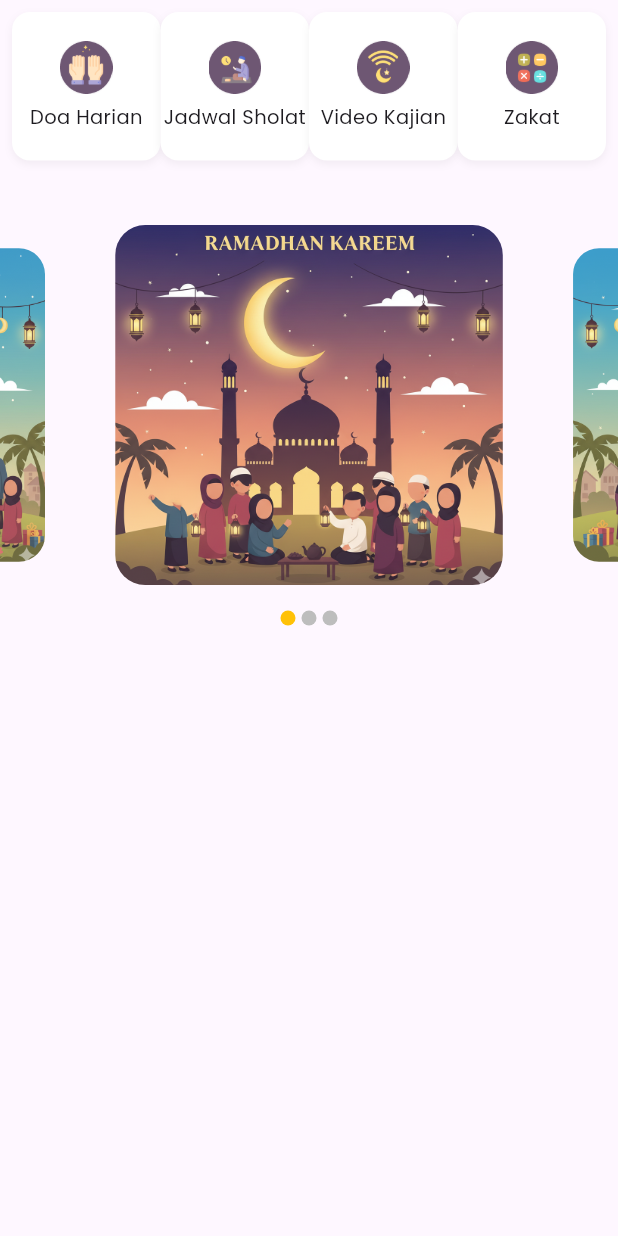
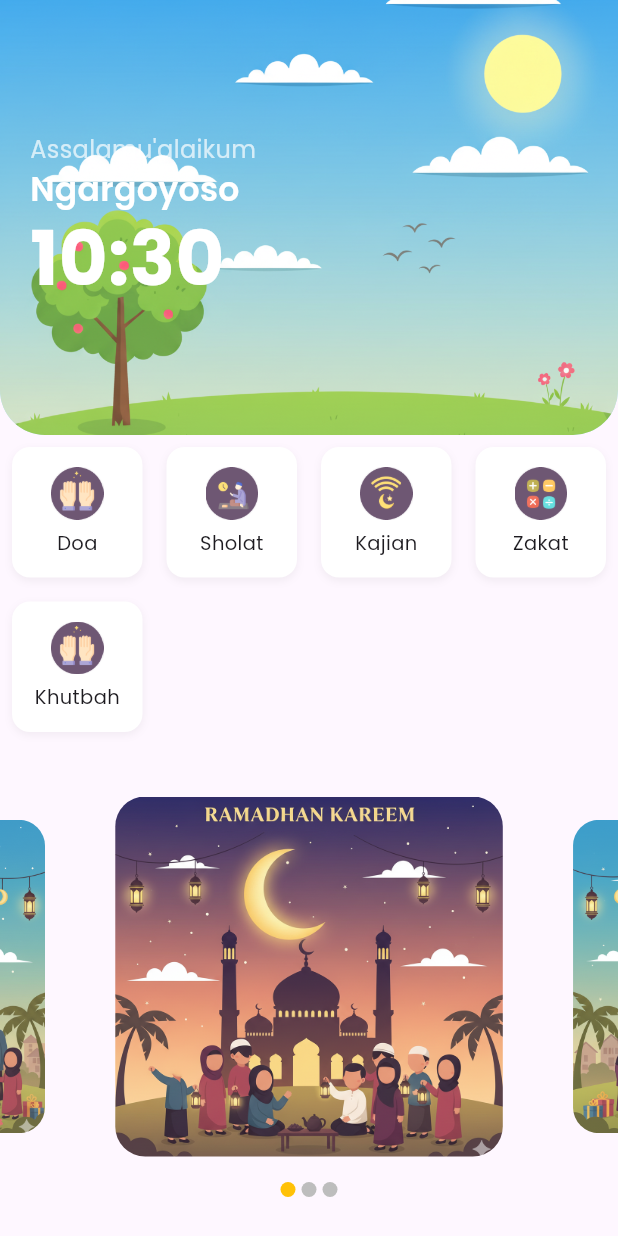
Before and after one commit to risnanto73/Super-App-Taqwa, a Flutter app: the screen it shows after launch, on a phone screen of 412 x 824 dp. Run offline on Flutter 3.47's test engine with Material 3 defaults, Android fonts, the light colour scheme and no system bars; drawn by our look-alikes of carousel_slider; our stand-ins replace fl_chart, flutter_multi_formatter, geocoding, geolocator, permission_handler, shared_preferences; missing offline and left inert: string_similarity.

Commit message:
membuat dashboard islami

```diff
--- a/lib/pages/home_page.dart
+++ b/lib/pages/home_page.dart
@@ -1,4 +1,5 @@
 import 'dart:async'; // timer countdown
+import 'package:flutter/foundation.dart';
 import 'package:flutter/material.dart';
 import 'package:carousel_slider/carousel_slider.dart'; // carousel slider
 import 'package:http/http.dart' as http; // ambil data API JSON
@@ -21,6 +22,8 @@ class _HomePageState extends State<HomePage> {
   final CarouselController _controller = CarouselController();
   int _currentIndex = 0;
 
+  final icDoa = 'assets/images/ic_menu_doa.png';
+
   final posterList = const <String>[
     'assets/images/ramadhan-kareem.png',
     'assets/images/idl-fitr.png',
@@ -30,13 +33,20 @@ class _HomePageState extends State<HomePage> {
   @override
   Widget build(BuildContext context) {
     return Scaffold(
-      body: SingleChildScrollView(
+      body: SafeArea(
+        child: SingleChildScrollView(
           child: Column(
             children: <Widget>[
+              // =============================
+              // [MENU WAKTU SHOLAT BY LOKASI]
+              // =============================
+              _buildHeroSection(),
+
               // =============================
               // [MENU SECTION]
               // =============================
               _buildMenuGridSection(),
+
               // =============================
               // [CAROUSEL SECTION]
               // =============================
@@ -44,6 +54,67 @@ class _HomePageState extends State<HomePage> {
             ],
           ),
         ),
+      ),
+    );
+  }
+
+  // =============================
+  // [MENU HERO WIDGET]
+  // =============================
+  Widget _buildHeroSection() {
+    return Stack(
+      clipBehavior: Clip.none,
+      children: [
+        Container(
+          width: double.infinity,
+          height: 290,
+          decoration: BoxDecoration(
+            color: Color(0xFFB3E5FC),
+            borderRadius: BorderRadius.only(
+              bottomRight: Radius.circular(30),
+              bottomLeft: Radius.circular(30),
+            ),
+            image: DecorationImage(
+              image: AssetImage('assets/images/bg_afternoon.png'),
+              fit: BoxFit.cover,
+            ),
+          ),
+          child: Padding(
+            padding: const EdgeInsets.symmetric(horizontal: 20, vertical: 20),
+            child: Column(
+              crossAxisAlignment: CrossAxisAlignment.start,
+              mainAxisAlignment: MainAxisAlignment.center,
+              children: <Widget>[
+                Text(
+                  'Assalamu\'alaikum',
+                  style: TextStyle(
+                    fontFamily: 'PoppinsRegular',
+                    color: Colors.white70,
+                    fontSize: 16,
+                  ),
+                ),
+                Text(
+                  'Ngargoyoso',
+                  style: TextStyle(
+                    fontFamily: 'PoppinsSemiBold',
+                    fontSize: 22,
+                    color: Colors.white,
+                  ),
+                ),
+                Text(
+                  DateFormat('HH:mm').format(DateTime.now()),
+                  style: TextStyle(
+                    fontFamily: 'PoppinsBold',
+                    fontSize: 50,
+                    height: 1.2,
+                    color: Colors.white
+                  ),
+                ),
+              ],
+            ),
+          ),
+        ),
+      ],
     );
   }
 
@@ -51,8 +122,14 @@ class _HomePageState extends State<HomePage> {
   // [MENU ITEM WIDGET]
   // =============================
   Widget _buildMenuItem(String iconPath, String title, String routeName) {
-    return InkWell(
-      onTap: () {},
+    return Material(
+      color: Colors.transparent,
+      child: InkWell(
+        onTap: () {
+          Navigator.pushNamed(context, routeName);
+        },
+        borderRadius: BorderRadius.circular(12),
+        splashColor: Colors.amber.withOpacity(0.2),
         child: Container(
           decoration: BoxDecoration(
             color: Colors.white,
@@ -77,6 +154,7 @@ class _HomePageState extends State<HomePage> {
             ],
           ),
         ),
+      ),
     );
   }
 
@@ -87,26 +165,33 @@ class _HomePageState extends State<HomePage> {
     return Padding(
       padding: const EdgeInsets.all(8.0),
       child: GridView.count(
-        crossAxisCount: 4,
+        crossAxisCount: 4, // max 4 baris
         shrinkWrap: true,
+        mainAxisSpacing: 16,
+        crossAxisSpacing: 16,
         physics: const NeverScrollableScrollPhysics(),
         children: [
           _buildMenuItem(
-            'assets/images/ic_menu_doa.png', // iconPath
-            'Doa Harian', // title
+            icDoa, // iconPath
+            'Doa', // title
             '/doa',
           ), //routeName
           _buildMenuItem(
             'assets/images/ic_menu_jadwal_sholat.png',
-            'Jadwal Sholat',
+            'Sholat',
             '/doa',
           ),
           _buildMenuItem(
             'assets/images/ic_menu_video_kajian.png',
-            'Video Kajian',
+            'Kajian',
             '/doa',
           ),
           _buildMenuItem('assets/images/ic_menu_zakat.png', 'Zakat', '/doa'),
+          _buildMenuItem(
+            icDoa, // iconPath
+            'Khutbah', // title
+            '/doa',
+          ),
         ],
       ),
     );
```
Lines whose indentation alone changed are shown as unchanged.
